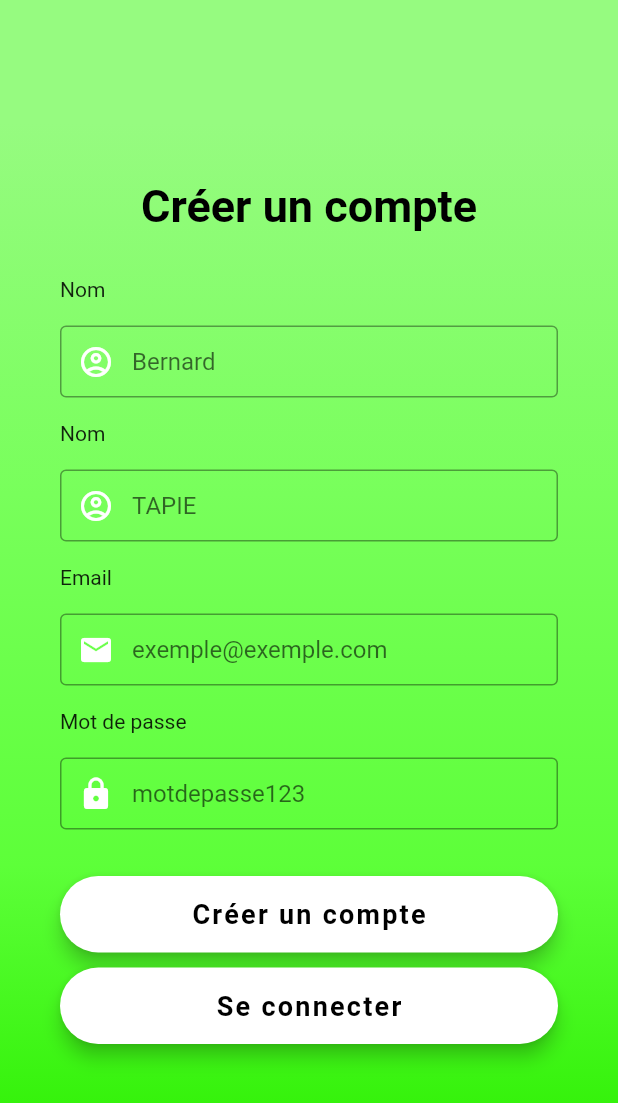
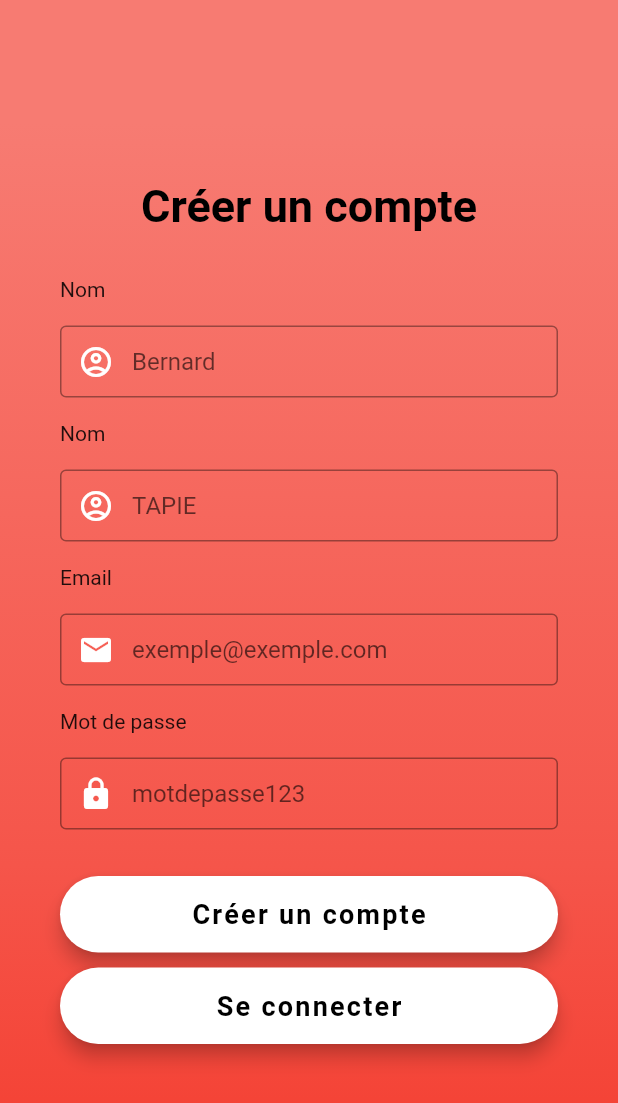
Before and after one commit to tompvr26/GoStyle, a Flutter app: the screen it shows after launch, after a tap on "S'inscrire", on a phone screen of 412 x 824 dp. Shown: the top 1103 px of the screen. Run offline on Flutter 3.47's test engine with Material 2 defaults, Android fonts, the phone set to English and light mode, and no system bars; our stand-ins replace shared_preferences; Roboto replaces fonts that are missing (OpenSans).

Commit message:
maj login system, already ko

```diff
--- a/lib/screens/login.dart
+++ b/lib/screens/login.dart
@@ -1,5 +1,5 @@
 import 'dart:convert';
-import 'dart:html';
+//import 'dart:html';
 
 import 'package:flutter/material.dart';
 import 'package:flutter/services.dart';
@@ -26,7 +26,14 @@ class _LoginScreenState extends State<LoginScreen> {
     };
     var url = 'https://serverapimspr.herokuapp.com/mspr/users/login';
     var jsonResponse = null;
-    var response = await http.post(Uri.https(url, 'user'), body: data);
+    var response = await http.post(
+      Uri.https(url, 'user'),
+      body: data,
+      headers: {
+        "Content-Type": "application/x-www-form-urlencoded"
+      },
+      encoding: Encoding.getByName("utf-8")
+    );
     if(response.statusCode == 200) {
       jsonResponse = json.decode(response.body);
       if(jsonResponse != null) {
@@ -62,7 +69,7 @@ class _LoginScreenState extends State<LoginScreen> {
           height: 60.0,
           child: TextField(
             controller: emailController,
-            keyboardType: TextInputType.emailAddress,
+            //keyboardType: TextInputType.emailAddress,
 
             style: TextStyle(
               color: Colors.white,
@@ -130,32 +137,36 @@ class _LoginScreenState extends State<LoginScreen> {
     );
   }
 
-  Widget _buildRememberMeCheckbox() {
-    return Container(
+  //A IMPLEMENTER PLUS TARD
 
-      height: 20.0,
-      child: Row(
-        children: <Widget>[
-          Theme(
-            data: ThemeData(unselectedWidgetColor: Colors.white),
-            child: Checkbox(
-              value: _rememberMe,
-              checkColor: Colors.green,
-              activeColor: Colors.white,
-              onChanged: (value) {
-                setState(() {
-                  _rememberMe = value;
-                });
-              },
-            ),
-          ),
-          Text(
-            'Se souvenir de moi',
-          ),
-        ],
-      ),
-    );
-  }
+  // Widget _buildRememberMeCheckbox() {
+  //   return Container(
+  //
+  //     height: 20.0,
+  //     child: Row(
+  //       children: <Widget>[
+  //         Theme(
+  //           data: ThemeData(unselectedWidgetColor: Colors.white),
+  //           child: Checkbox(
+  //             value: _rememberMe,
+  //             checkColor: Colors.green,
+  //             activeColor: Colors.white,
+  //             onChanged: (value) {
+  //               setState(() {
+  //                 _rememberMe = value;
+  //               });
+  //             },
+  //           ),
+  //         ),
+  //         Text(
+  //           'Se souvenir de moi',
+  //         ),
+  //       ],
+  //     ),
+  //   );
+  // }
+
+  /////////////////////////
 
   Widget _buildLoginBtn() {
     return Container(
@@ -236,10 +247,10 @@ class _LoginScreenState extends State<LoginScreen> {
                     begin: Alignment.topCenter,
                     end: Alignment.bottomCenter,
                     colors: [
-                      Color(0xFF96FB80),
-                      Color(0xFF78FF5B),
-                      Color(0xFF5DFF39),
-                      Color(0xFF34F20A),
+                      Color(0xFFf77b72),
+                      Color(0xFFf6685e),
+                      Color(0xFFf5554a),
+                      Color(0xFFF44336),
                     ],
                     stops: [0.1, 0.4, 0.7, 0.9],
                   ),
@@ -253,7 +264,7 @@ class _LoginScreenState extends State<LoginScreen> {
                     horizontal: 40.0,
                     vertical: 120.0,
                   ),
-                  child: Column(
+                  child: _isLoading ? Center(child: CircularProgressIndicator()) : Column(
                     mainAxisAlignment: MainAxisAlignment.center,
                     children: <Widget>[
                       Text(
@@ -271,7 +282,7 @@ class _LoginScreenState extends State<LoginScreen> {
                       SizedBox(height: 30.0),
                       _buildPassword(),
                       _buildForgotPasswordBtn(),
-                      _buildRememberMeCheckbox(),
+                      //_buildRememberMeCheckbox(),
                       _buildLoginBtn(),
                       _buildGoToRegisterBtn(),
                     ],
--- a/lib/screens/register.dart
+++ b/lib/screens/register.dart
@@ -230,10 +230,10 @@ class _RegisterScreenState extends State<RegisterScreen> {
                     begin: Alignment.topCenter,
                     end: Alignment.bottomCenter,
                     colors: [
-                      Color(0xFF96FB80),
-                      Color(0xFF78FF5B),
-                      Color(0xFF5DFF39),
-                      Color(0xFF34F20A),
+                      Color(0xFFf77b72),
+                      Color(0xFFf6685e),
+                      Color(0xFFf5554a),
+                      Color(0xFFF44336),
                     ],
                     stops: [0.1, 0.4, 0.7, 0.9],
                   ),
--- a/pubspec.yaml
+++ b/pubspec.yaml
@@ -34,6 +34,8 @@ dependencies:
   http: ^0.13.0
 
   shared_preferences: ^2.0.5
+
+  convert: ^3.0.0
 
 dev_dependencies:
   flutter_test:
```
Also changed, not shown: pubspec.lock.
